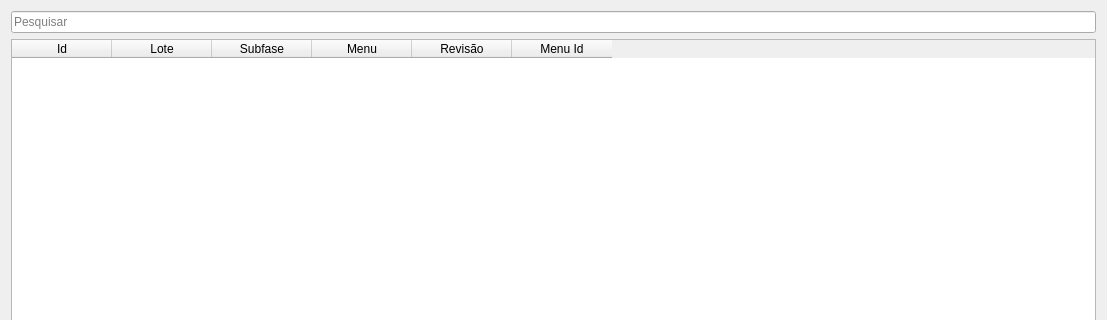
First picture: the form in uis/mMenuProfiles.ui, repository dsgoficial/SAP_Gerente, before the edit; both pictures show x 0 to 1107 and y 0 to 320 of the 1107 by 462 pixel window.
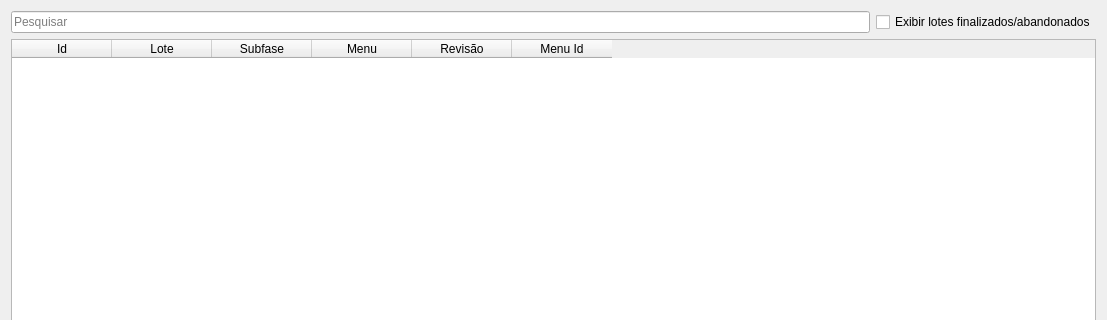
Second picture: the form after the edit.

Commit message: 1.31.1: adicionado filtros de lotes finalizados sim/não em menu, modelos e regras.

```diff
--- a/uis/mMenuProfiles.ui
+++ b/uis/mMenuProfiles.ui
@@ -14,6 +14,24 @@
    <string>Configurar Perfis de Menu</string>
   </property>
   <layout class="QGridLayout" name="gridLayout">
+   <item row="0" column="0">
+    <layout class="QHBoxLayout" name="horizontalLayout_2">
+     <item>
+      <widget class="QLineEdit" name="searchLe">
+       <property name="placeholderText">
+        <string>Pesquisar</string>
+       </property>
+      </widget>
+     </item>
+     <item>
+      <widget class="QCheckBox" name="showFinishedCheckBox">
+       <property name="text">
+        <string>Exibir lotes finalizados/abandonados</string>
+       </property>
+      </widget>
+     </item>
+    </layout>
+   </item>
    <item row="1" column="0">
     <widget class="QTableWidget" name="tableWidget">
      <attribute name="verticalHeaderCascadingSectionResizes">
@@ -90,13 +108,6 @@
      </item>
     </layout>
    </item>
-   <item row="0" column="0">
-    <widget class="QLineEdit" name="searchLe">
-     <property name="placeholderText">
-      <string>Pesquisar</string>
-     </property>
-    </widget>
-   </item>
   </layout>
  </widget>
  <resources/>
```
The commit also changes 7 other files.
